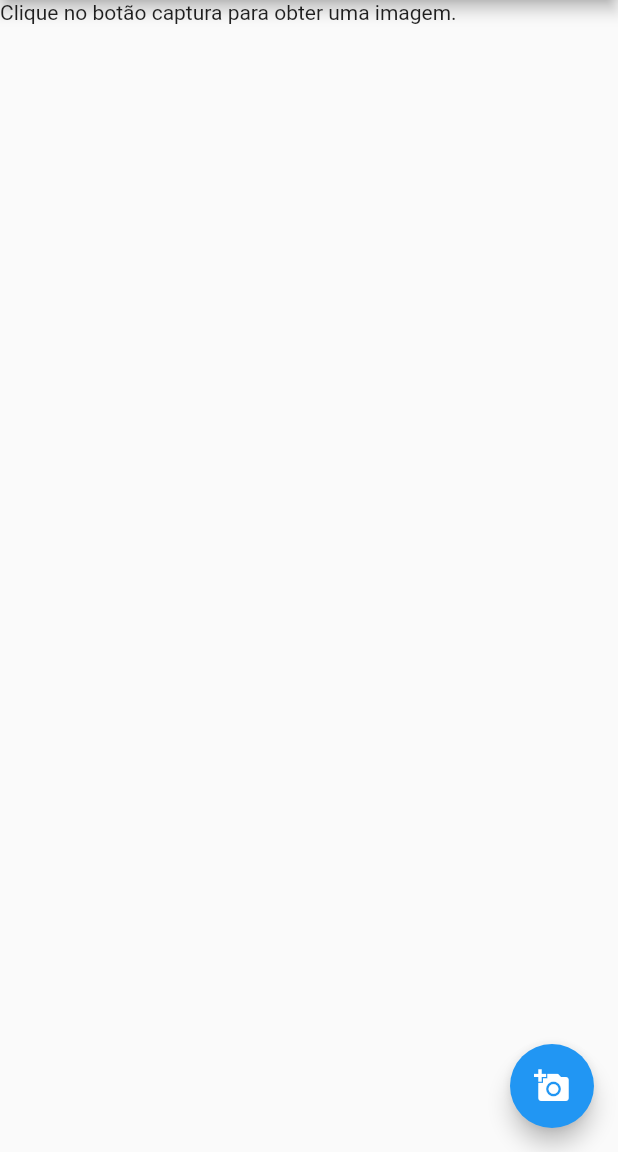
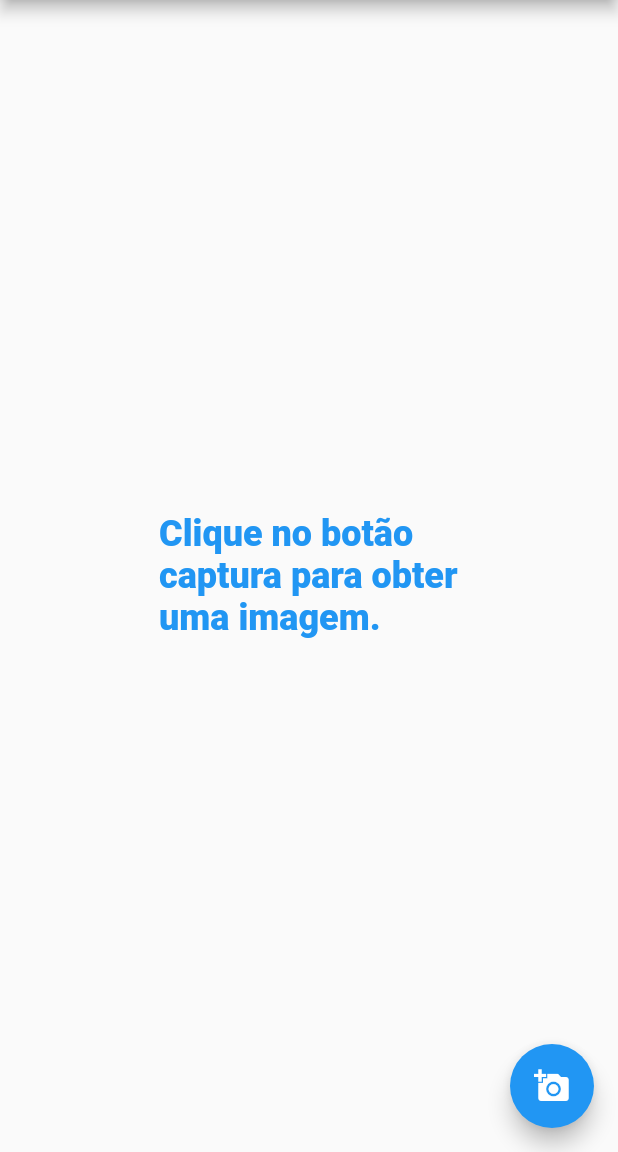
Before and after one commit to leomfelicissimo/bookido, a Flutter app: the screen it shows after launch, on a phone screen of 412 x 824 dp, the part 84-1236 px from its top. Run offline on Flutter 3.47's test engine with Material 2 defaults, Android fonts, the phone set to English and light mode, and no system bars; our stand-ins replace image_picker; missing offline and left inert: firebase_ml_vision; accounts and stored records are empty; Roboto replaces fonts that are missing (Georgia).

Commit message:
feat: add text style on first page

```diff
--- a/lib/bookido_app.dart
+++ b/lib/bookido_app.dart
@@ -19,7 +19,8 @@ class _BookidoState extends State<BookidoApp> {
     var image = await ImagePicker.pickImage(source: ImageSource.gallery);
     var visionImage = FirebaseVisionImage.fromFile(image);
     var recognizerResult = await textRecognizer.processImage(visionImage);
-    var visionText = recognizerResult != null ? recognizerResult.text : 'Não detectado';
+    var visionText =
+        recognizerResult != null ? recognizerResult.text : 'Não detectado';
 
     setState(() {
       _image = image;
@@ -42,7 +43,20 @@ class _BookidoState extends State<BookidoApp> {
         ],
       );
     } else {
-      return Text('Clique no botão captura para obter uma imagem.');
+      const textStyle = TextStyle(
+        color: Colors.blue,
+        fontSize: 24.0,
+        fontWeight: FontWeight.w900,
+        fontFamily: 'Georgia',
+      );
+
+      return Center(
+          child: Container(
+              child: Center(
+                  child: Text('Clique no botão captura para obter uma imagem.',
+                      style: textStyle)),
+              width: 200.0,
+              height: 240.0));
     }
   }
 
```
